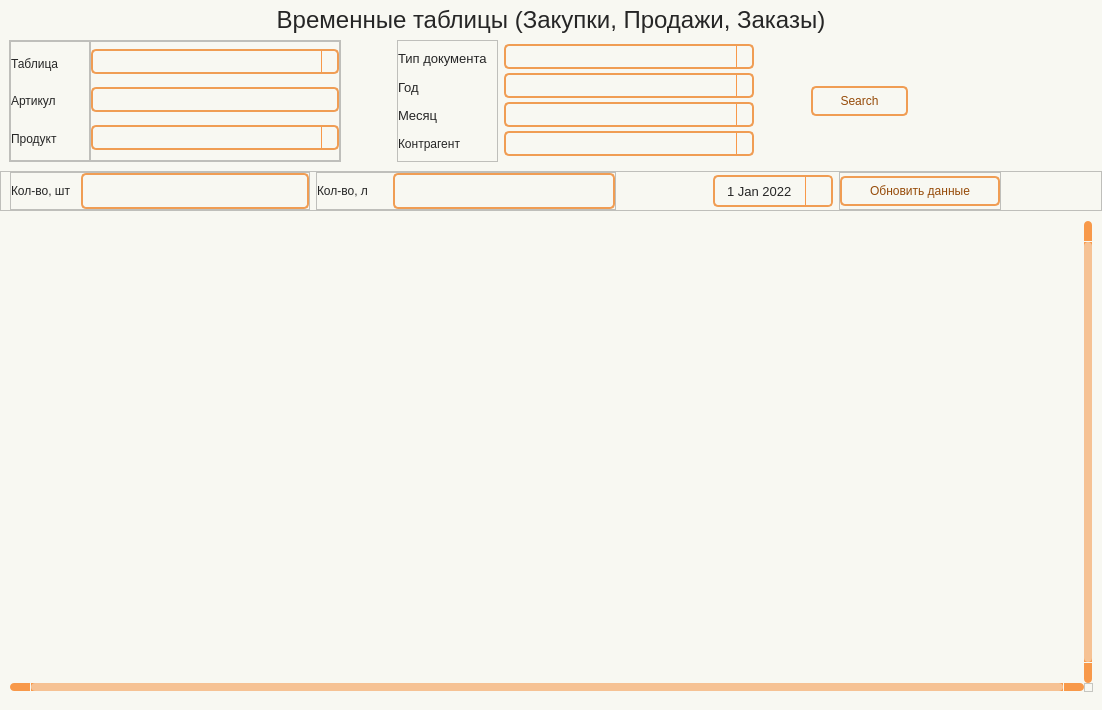
Old version of the form wind/pages/temp_tables.ui in the repository Masik84/Daily_Report_QT.
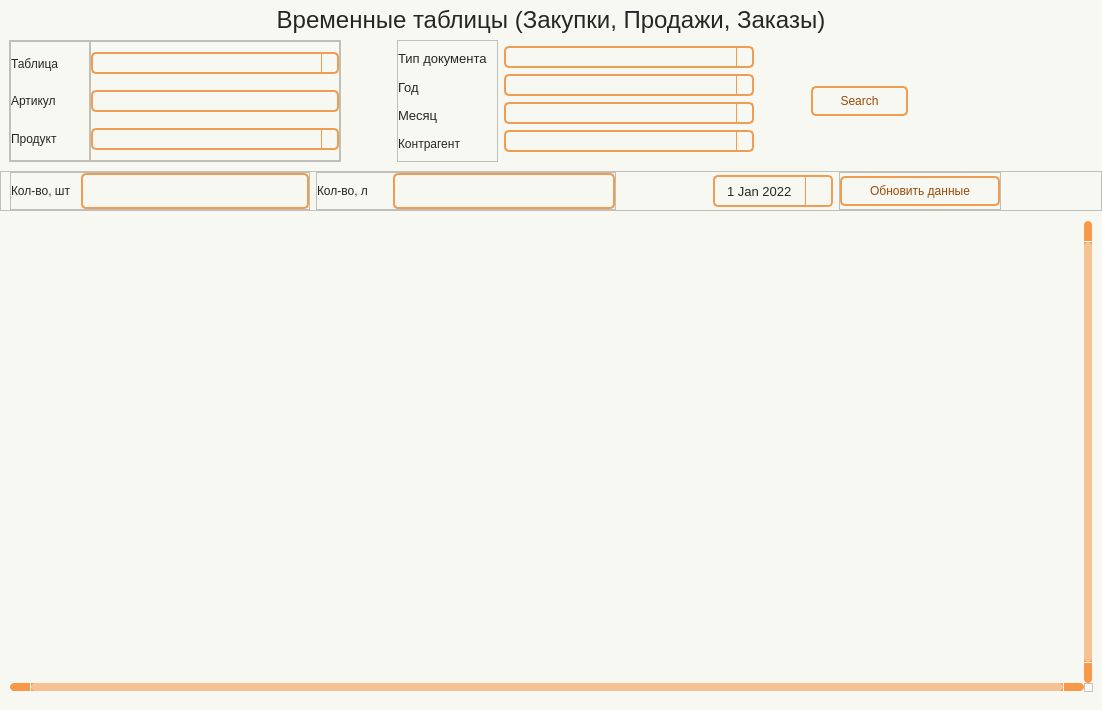
New version of the form. Icons and pictures are not drawn.

Commit message: update temp_table, delivery, move

Diff of the .ui file:
```diff
--- a/wind/pages/temp_tables.ui
+++ b/wind/pages/temp_tables.ui
@@ -70,19 +70,29 @@
 	padding-right: 5px;
 	gridline-color: #f8994a;
 	color: #262626;
+	padding: 1px;  /* Уменьшаем отступы */
+    font: 9pt &quot;Tahoma&quot;;  /* Шрифт для ячеек */
 }
 QTableWidget::item:selected{
 	background-color: #f6c294;
     color: #262626;
 }
+QTableWidget::item:editable {
+	background-color: #ffffd0;
+	border: #ffcc00;
+}
+QTableWidget::item:focus {
+	background-color: #ffffa0;
+	border: 2px solid #ff9900;
+}
 QHeaderView::section{
 	background-color: #f8f8f2;
-	max-width: 30px;
 	border: none;
 	border-style: none;
 }
 QTableWidget::horizontalHeader {	
 	background-color: #f8994a;
+	font: 10pt &quot;Tahoma&quot;;
 }
 QHeaderView::section:horizontal {
     border: 1px solid #f8994a;
@@ -121,7 +131,7 @@
 	selection-color: #f28223;
 	selection-background-color: #f28223;
     color: #262626;
-	font: 10pt &quot;Tahoma&quot;;
+	font: 9pt &quot;Tahoma&quot;;
 }
 QComboBox:hover {
 	border: 2px solid #f28223;
@@ -164,7 +174,7 @@
 }
 QScrollBar::handle:horizontal {
     background: #f6c294;
-    min-width: 25px;
+    min-width: 20px;
 	border-radius: 4px
 }
 QScrollBar::add-line:horizontal {
@@ -535,13 +545,13 @@
                  <property name="minimumSize">
                   <size>
                    <width>0</width>
-                   <height>25</height>
+                   <height>22</height>
                   </size>
                  </property>
                  <property name="maximumSize">
                   <size>
                    <width>16777215</width>
-                   <height>25</height>
+                   <height>22</height>
                   </size>
                  </property>
                 </widget>
@@ -551,13 +561,13 @@
                  <property name="minimumSize">
                   <size>
                    <width>0</width>
-                   <height>25</height>
+                   <height>22</height>
                   </size>
                  </property>
                  <property name="maximumSize">
                   <size>
                    <width>16777215</width>
-                   <height>25</height>
+                   <height>22</height>
                   </size>
                  </property>
                 </widget>
@@ -567,13 +577,13 @@
                  <property name="minimumSize">
                   <size>
                    <width>0</width>
-                   <height>25</height>
+                   <height>22</height>
                   </size>
                  </property>
                  <property name="maximumSize">
                   <size>
                    <width>16777215</width>
-                   <height>25</height>
+                   <height>22</height>
                   </size>
                  </property>
                 </widget>
@@ -728,13 +738,13 @@
               <property name="minimumSize">
                <size>
                 <width>0</width>
-                <height>25</height>
+                <height>22</height>
                </size>
               </property>
               <property name="maximumSize">
                <size>
                 <width>16777215</width>
-                <height>25</height>
+                <height>22</height>
                </size>
               </property>
               <property name="iconSize">
@@ -750,13 +760,13 @@
               <property name="minimumSize">
                <size>
                 <width>0</width>
-                <height>25</height>
+                <height>22</height>
                </size>
               </property>
               <property name="maximumSize">
                <size>
                 <width>16777215</width>
-                <height>25</height>
+                <height>22</height>
                </size>
               </property>
              </widget>
@@ -766,13 +776,13 @@
               <property name="minimumSize">
                <size>
                 <width>0</width>
-                <height>25</height>
+                <height>22</height>
                </size>
               </property>
               <property name="maximumSize">
                <size>
                 <width>16777215</width>
-                <height>25</height>
+                <height>22</height>
                </size>
               </property>
              </widget>
@@ -782,7 +792,13 @@
               <property name="minimumSize">
                <size>
                 <width>0</width>
-                <height>25</height>
+                <height>22</height>
+               </size>
+              </property>
+              <property name="maximumSize">
+               <size>
+                <width>16777215</width>
+                <height>22</height>
                </size>
               </property>
              </widget>
```
Left out of the diff: 2 changed lines with no effect on the pictures. The commit also changes 14 other files.
